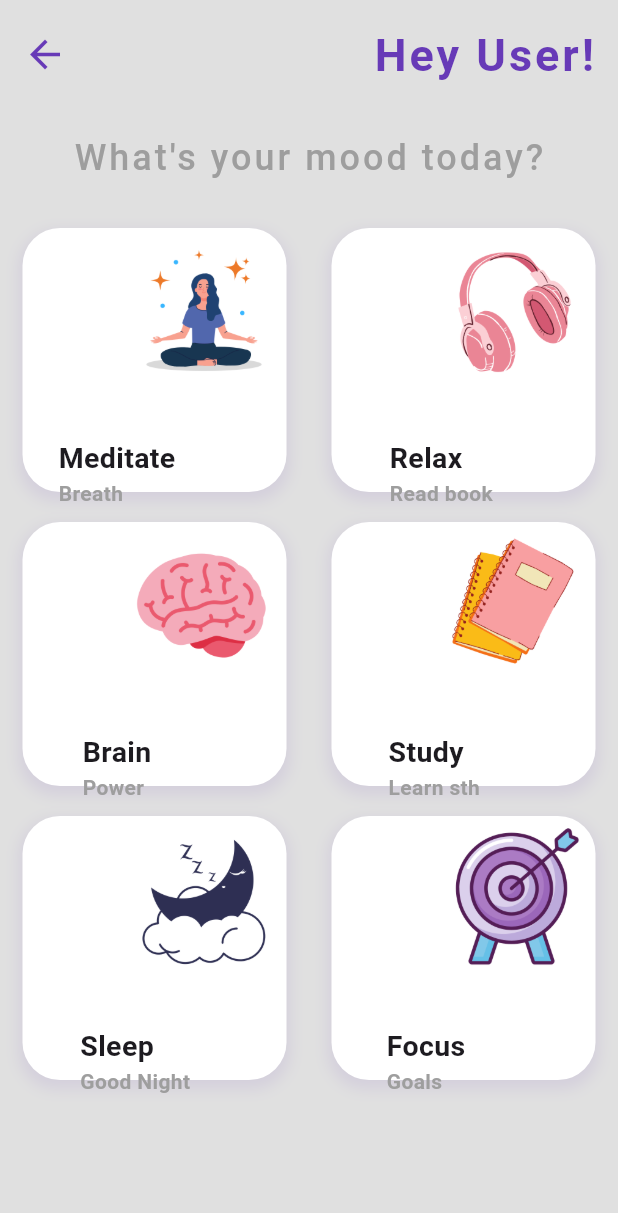
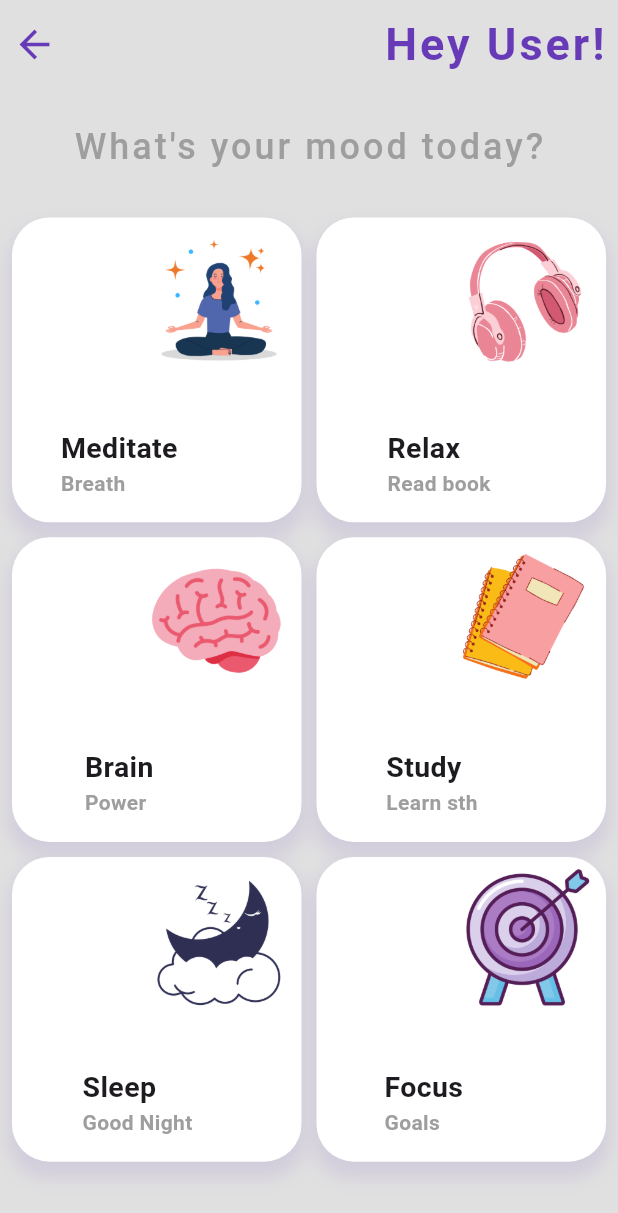
Before and after one commit to chandan-athreya-s/madsee, a Flutter app: the Dashboard screen opened directly, on a phone screen of 412 x 824 dp. Shown: the top 1213 px of the screen. Run offline on Flutter 3.47's test engine with Material 3 defaults, Android fonts, the phone set to English and light mode, and no system bars; our stand-ins replace audioplayers.

Commit message:
updated hover and screeen responsiveness

```diff
--- a/lib/pages/dashboard.dart
+++ b/lib/pages/dashboard.dart
@@ -10,9 +10,13 @@ class Dashboard extends StatelessWidget {
   @override
   Widget build(BuildContext context) {
     return Scaffold(
-      body: SafeArea(
+      body: LayoutBuilder(
+        builder: (context, constraints) {
+          double horizontalPadding = constraints.maxWidth < 600 ? 8 : 40;
+          double verticalPadding = constraints.maxWidth < 600 ? 8 : 24;
+          return SafeArea(
             child: Padding(
-          padding: const EdgeInsets.all(15.0),
+              padding: EdgeInsets.symmetric(horizontal: horizontalPadding, vertical: verticalPadding),
               child: Column(
                 children: [
                   Row(
@@ -50,8 +54,9 @@ class Dashboard extends StatelessWidget {
                         }
                         return GridView.count(
                           crossAxisCount: crossAxisCount,
-                      mainAxisSpacing: 20,
-                      crossAxisSpacing: 30,
+                          mainAxisSpacing: constraints.maxWidth < 600 ? 10 : 20,
+                          crossAxisSpacing: constraints.maxWidth < 600 ? 10 : 30,
+                          childAspectRatio: constraints.maxWidth < 600 ? 0.95 : 1.1,
                           children: [
                             MeditationCard(
                               title: kMeditateTitle,
@@ -163,6 +168,8 @@ class Dashboard extends StatelessWidget {
                 ],
               ),
             ),
+          );
+        },
       ),
     );
   }
--- a/lib/widgets/meditation_card.dart
+++ b/lib/widgets/meditation_card.dart
@@ -57,13 +57,13 @@ class _HoverCardState extends State<_HoverCard> {
           duration: const Duration(milliseconds: 200),
           decoration: BoxDecoration(
             borderRadius: BorderRadius.circular(25),
-            color: Colors.white,
+            color: _isHovered ? Colors.deepPurple.withOpacity(0.08) : Colors.white,
             boxShadow: [
               BoxShadow(
-                color: _isHovered ? Colors.deepPurple.withOpacity(0.25) : Colors.deepPurple.withOpacity(0.1),
-                blurRadius: _isHovered ? 16 : 8,
-                spreadRadius: _isHovered ? 4 : 2,
-                offset: const Offset(0, 4),
+                color: _isHovered ? Colors.deepPurple.withOpacity(0.45) : Colors.deepPurple.withOpacity(0.12),
+                blurRadius: _isHovered ? 32 : 10,
+                spreadRadius: _isHovered ? 8 : 2,
+                offset: const Offset(0, 8),
               ),
             ],
           ),
```
Lines whose indentation alone changed are shown as unchanged.
